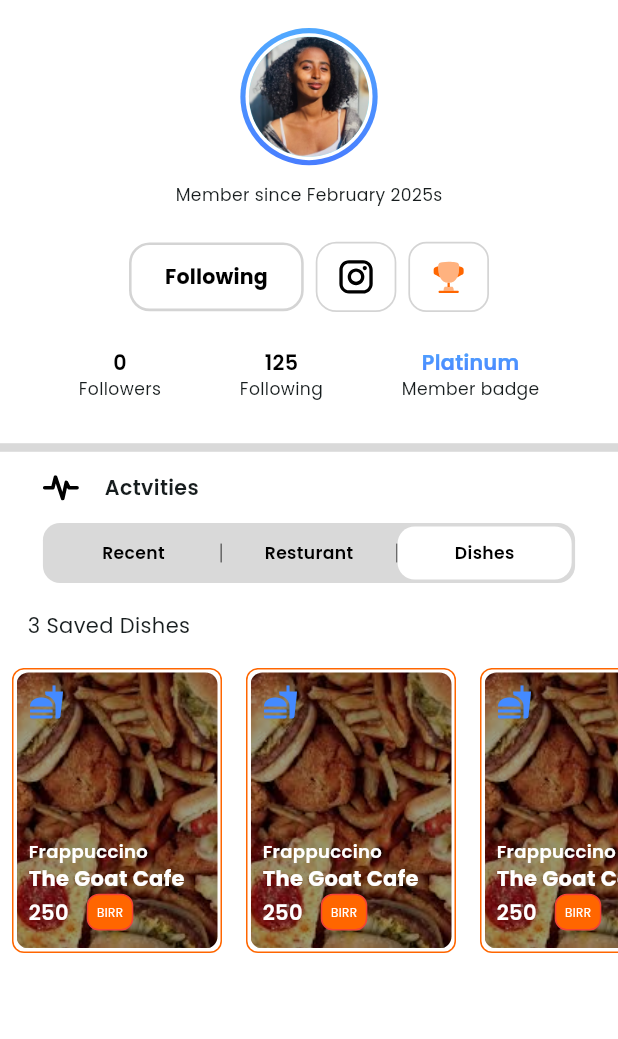
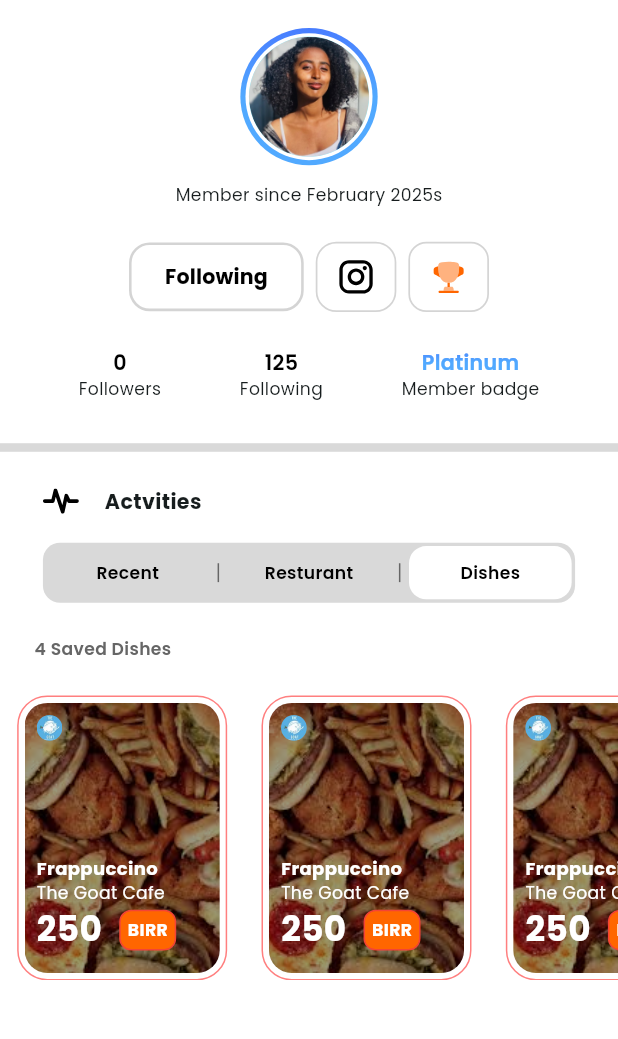
Before and after one commit to besufkad-ayele/flutter_test, a Flutter app: the Profile screen opened directly, after a tap on "Follow", after a tap on "Resturant", after a tap on "Dishes", on a phone screen of 412 x 824 dp, the part 56-1095 px from its top. Run offline on Flutter 3.47's test engine with Material 3 defaults, Android fonts, the phone set to English and light mode, and no system bars; our stand-ins replace carousel_slider, flutter_riverpod, flutter_screenutil, flutter_svg, gap; missing offline and left inert: dart:ffi.

Commit message:
todays first commite

```diff
--- a/lib/Feature/profile/bottomsheet_content.dart
+++ b/lib/Feature/profile/bottomsheet_content.dart
@@ -1,8 +1,6 @@
 // ignore_for_file: prefer_const_constructors
 
-import 'package:chapter_one/Feature/onBoarding/WelcomePage.dart';
 import 'package:chapter_one/core/constant/constants.dart';
-import 'package:chapter_one/core/shared/buttons/follow_button.dart';
 import 'package:flutter/material.dart';
 import 'package:flutter_screenutil/flutter_screenutil.dart';
 import 'package:flutter_svg/svg.dart';
--- a/lib/Feature/profile/dishes.dart
+++ b/lib/Feature/profile/dishes.dart
@@ -1,6 +1,8 @@
+import 'package:chapter_one/core/constant/appgradiant.dart';
 import 'package:chapter_one/core/constant/constants.dart';
 import 'package:flutter/material.dart';
 import 'package:flutter_screenutil/flutter_screenutil.dart';
+import 'package:flutter_svg/svg.dart';
 import 'package:gap/gap.dart';
 
 class DishesPage extends StatelessWidget {
@@ -10,16 +12,23 @@ class DishesPage extends StatelessWidget {
   Widget build(BuildContext context) {
     return Column(
       children: [
+        Gap(20.h),
         Padding(
-          padding: EdgeInsets.all(16.0).r,
-          child: const Align(
+          padding: EdgeInsets.only(left: 20.0).r,
+          child: Align(
             alignment: Alignment.topLeft,
             child: Text(
-              '3 Saved Dishes',
-              textAlign: TextAlign.start,
+              '4 Saved Dishes',
+              style: TextStyle(
+                fontSize: 10.sp,
+                fontWeight: FontWeight.w600,
+                color: AppColors.darkGrayColor,
+              ),
+              textAlign: TextAlign.left,
             ),
           ),
         ),
+        Gap(20.h),
         SingleChildScrollView(
           scrollDirection: Axis.horizontal,
           child: Row(
@@ -27,13 +36,14 @@ class DishesPage extends StatelessWidget {
               return Container(
                 width: 140,
                 height: 190,
-                margin: const EdgeInsets.symmetric(horizontal: 8.0),
+                margin: const EdgeInsets.symmetric(horizontal: 10.0).r,
                 decoration: BoxDecoration(
-                  border: Border.all(color: AppColors.primaryColor),
-                  borderRadius: BorderRadius.circular(8.0),
+                  border:
+                      Border.all(color: AppColors.borderColor.withOpacity(0.5)),
+                  borderRadius: BorderRadius.circular(20.0),
                 ),
                 child: Container(
-                  margin: const EdgeInsets.all(2.0),
+                  margin: const EdgeInsets.all(4.0),
                   decoration: BoxDecoration(
                     color: Colors.white,
                     image: DecorationImage(
@@ -46,21 +56,28 @@ class DishesPage extends StatelessWidget {
                       ),
                       fit: BoxFit.cover,
                     ),
-                    borderRadius: BorderRadius.circular(8.0),
+                    borderRadius: BorderRadius.circular(15.0),
                   ),
                   child: Stack(
                     children: [
-                      const Positioned(
+                      Positioned(
                         top: 8,
                         left: 8,
-                        child: Icon(Icons.fastfood, color: Colors.blueAccent),
-                        //here you can add your icon
+                        child: ClipRRect(
+                          borderRadius: BorderRadius.circular(12),
+                          child: Image.asset(
+                            'assets/images/goat.jpg',
+                            fit: BoxFit.cover,
+                            width: 15.w,
+                            height: 15.h,
+                          ),
+                        ),
+
                         // SvgPicture.asset(
-                        //   'assets/icons/person.svg',
+                        //   'assets/images/goat.jpg',
                         //   width: 24,
                         //   height: 24,
-                        //   color: AppColors
-                        //       .primaryColor, // Optional: Change icon color
+                        //   color: AppColors.primaryColor,
                         // ),
                       ),
                       Positioned(
@@ -75,27 +92,25 @@ class DishesPage extends StatelessWidget {
                               style: TextStyle(
                                   color: Colors.white,
                                   fontSize: 12,
-                                  fontWeight: FontWeight.w600),
+                                  fontWeight: FontWeight.w700),
                             ),
                             Text(
                               'The Goat Cafe',
                               style: TextStyle(
-                                  fontSize: 14,
-                                  fontWeight: FontWeight.bold,
-                                  color: Colors.white),
+                                  fontSize: 10.sp, color: Colors.white),
                             ),
                             Row(
                               children: [
                                 Text(
                                   '250',
                                   style: TextStyle(
-                                      fontSize: 14,
+                                      fontSize: 20.sp,
                                       color: Colors.white,
-                                      fontWeight: FontWeight.w600),
+                                      fontWeight: FontWeight.w700),
                                 ),
-                                Gap(12),
+                                Gap(10.w),
                                 Container(
-                                  padding: EdgeInsets.all(5).r,
+                                  padding: EdgeInsets.all(4).r,
                                   decoration: BoxDecoration(
                                     color: AppColors.primaryColor,
                                     border: Border.all(
@@ -107,7 +122,8 @@ class DishesPage extends StatelessWidget {
                                   child: Text(
                                     'BIRR',
                                     style: TextStyle(
-                                      fontSize: 7.sp,
+                                      fontSize: 10.sp,
+                                      fontWeight: FontWeight.bold,
                                       color: Colors.white,
                                     ),
                                   ),
--- a/lib/Feature/profile/profile.dart
+++ b/lib/Feature/profile/profile.dart
@@ -195,7 +195,7 @@ class Profile extends ConsumerWidget {
             color: AppColors.lightGrayColor,
           ),
           Padding(
-            padding: EdgeInsets.only(left: 25, top: 6, bottom: 10).w,
+            padding: EdgeInsets.only(left: 25, top: 12.h, bottom: 12.h).w,
             child: Row(
               mainAxisAlignment: MainAxisAlignment.start,
               children: [
@@ -209,7 +209,7 @@ class Profile extends ConsumerWidget {
                 Text(
                   "Actvities",
                   style:
-                      TextStyle(fontWeight: FontWeight.w600, fontSize: 12.sp),
+                      TextStyle(fontWeight: FontWeight.w700, fontSize: 12.sp),
                 )
               ],
             ),
--- a/lib/Feature/profile/recent.dart
+++ b/lib/Feature/profile/recent.dart
@@ -18,7 +18,9 @@ class RecentPage extends StatelessWidget {
           crossAxisAlignment:
               CrossAxisAlignment.start, // Aligns children to the left
           children: [
-            Text(
+            Padding(
+              padding: EdgeInsets.only(left: 25.w),
+              child: Text(
                 '2 Reviewed Restaurants',
                 style: TextStyle(
                   fontSize: 10.sp,
@@ -26,6 +28,7 @@ class RecentPage extends StatelessWidget {
                   color: AppColors.darkGrayColor,
                 ),
                 textAlign: TextAlign.left,
+              ),
             ),
             Gap(12.h),
             ReviewCard(),
@@ -99,7 +102,7 @@ class ReviewCard extends StatelessWidget {
               children: [
                 Row(
                   mainAxisAlignment: MainAxisAlignment.spaceBetween,
-                  crossAxisAlignment: CrossAxisAlignment.start,
+                  crossAxisAlignment: CrossAxisAlignment.center,
                   children: [
                     Text(
                       'Lidya Tesfaye',
@@ -109,11 +112,14 @@ class ReviewCard extends StatelessWidget {
                         color: AppColors.blackColor,
                       ),
                     ),
-                    Gap(10.w),
-                    Divider(
-                      color: const Color.fromARGB(162, 124, 27, 27),
-                      thickness: 10,
-                      height: 20.h,
+                    Container(
+                      width: 3.w,
+                      height: 3.h,
+                      margin: EdgeInsets.only(right: 5.w, left: 5.w),
+                      decoration: BoxDecoration(
+                        color: AppColors.lightGrayColor,
+                        borderRadius: BorderRadius.circular(5.r),
+                      ),
                     ),
                     SvgPicture.asset(
                       'assets/icons/review.svg',
@@ -194,8 +200,7 @@ class ReviewCard extends StatelessWidget {
           'The food was delicious and well-prepared, with a perfect balance of flavors.',
           style: TextStyle(
             fontSize: 12.sp,
-            fontWeight: FontWeight.w400,
-            color: AppColors.darkGrayColor,
+            color: AppColors.blackColor,
           ),
         ),
         Gap(15.h),
--- a/lib/Feature/profile/resturant.dart
+++ b/lib/Feature/profile/resturant.dart
@@ -1,4 +1,6 @@
 // ignore_for_file: prefer_const_constructors
+
+import 'dart:ffi';
 
 import 'package:carousel_slider/carousel_slider.dart';
 import 'package:chapter_one/core/Provider/riverpod.dart';
@@ -22,7 +24,9 @@ class ResturantPage extends ConsumerWidget {
       child: Column(
         crossAxisAlignment: CrossAxisAlignment.start,
         children: [
-          Text(
+          Padding(
+            padding: const EdgeInsets.only(left: 30.0, bottom: 20, top: 20).r,
+            child: Text(
               '2 Reviewed Restaurants',
               style: TextStyle(
                 fontSize: 10.sp,
@@ -30,6 +34,7 @@ class ResturantPage extends ConsumerWidget {
                 color: AppColors.darkGrayColor,
               ),
               textAlign: TextAlign.left,
+            ),
           ),
           Gap(12.h),
           ResturantCard(),
@@ -50,7 +55,7 @@ class ResturantCard extends ConsumerWidget {
   Widget build(BuildContext context, WidgetRef ref) {
     final images = ref.watch(riverpodFollowingButton).foodImages;
     return Container(
-      padding: EdgeInsets.all(12.h),
+      padding: EdgeInsets.all(5.h),
       width: 320.w,
       decoration: BoxDecoration(
         borderRadius: BorderRadius.circular(25.r),
@@ -88,9 +93,9 @@ class ResturantCard extends ConsumerWidget {
                       autoPlay: true,
                       autoPlayInterval: const Duration(seconds: 3),
                       autoPlayAnimationDuration:
-                          const Duration(milliseconds: 800),
+                          const Duration(milliseconds: 1),
                       autoPlayCurve: Curves.fastOutSlowIn,
-                      enlargeCenterPage: true,
+                      enlargeCenterPage: false,
                       viewportFraction: 1.0,
                       onPageChanged: (index, reason) {
                         // Handle page change if needed
@@ -98,13 +103,15 @@ class ResturantCard extends ConsumerWidget {
                     ),
                     itemCount: images.length,
                     itemBuilder: (context, index, realIndex) {
+                      ref.watch(riverpodFollowingButton).currentRealIndex =
+                          realIndex;
                       return Container(
                         width: 320.w,
                         height: 150.h,
                         decoration: BoxDecoration(
                           borderRadius: BorderRadius.only(
-                            topLeft: Radius.circular(25.r),
-                            topRight: Radius.circular(25.r),
+                              // topLeft: Radius.circular(25.r),
+                              // topRight: Radius.circular(25.r),
                               ),
                           image: DecorationImage(
                             image: AssetImage(images[index]),
@@ -118,7 +125,17 @@ class ResturantCard extends ConsumerWidget {
                     bottom: 10.h,
                     left: 0,
                     right: 0,
+                    child: Center(
+                      child: Container(
+                        margin: EdgeInsets.symmetric(vertical: 4.h),
+                        padding: EdgeInsets.symmetric(
+                            vertical: 4.h, horizontal: 8.w),
+                        decoration: BoxDecoration(
+                          color: Colors.black.withOpacity(0.5),
+                          borderRadius: BorderRadius.circular(12.r),
+                        ),
                         child: Row(
+                          mainAxisSize: MainAxisSize.min,
                           mainAxisAlignment: MainAxisAlignment.center,
                           children: List.generate(
                             images.length,
@@ -128,7 +145,14 @@ class ResturantCard extends ConsumerWidget {
                               margin: EdgeInsets.symmetric(horizontal: 4.w),
                               decoration: BoxDecoration(
                                 shape: BoxShape.circle,
-                            color: Colors.white.withOpacity(0.8),
+                                color: index ==
+                                        ref
+                                            .watch(riverpodFollowingButton)
+                                            .currentRealIndex
+                                    ? Colors.white
+                                    : Colors.white.withOpacity(0.5),
+                              ),
+                            ),
                           ),
                         ),
                       ),
@@ -138,12 +162,16 @@ class ResturantCard extends ConsumerWidget {
                     top: 10.h,
                     right: 11.w,
                     child: Container(
-                      width: 30.w,
-                      height: 30.h,
-                      padding: EdgeInsets.all(4).r,
+                      width: 35.w,
+                      height: 35.h,
+                      padding: EdgeInsets.all(8).r,
                       decoration: BoxDecoration(
-                        color: AppColors.buttonColor,
-                        borderRadius: BorderRadius.circular(12.r),
+                        color: AppColors.button_background.withOpacity(0.75),
+                        border: Border.all(
+                          color: AppColors.primaryColor.withOpacity(0.5),
+                          width: 1,
+                        ),
+                        borderRadius: BorderRadius.circular(25.r),
                       ),
                       child: SvgPicture.asset(
                         'assets/icons/check.svg',
--- a/lib/core/Provider/model/riverpod_button_model.dart
+++ b/lib/core/Provider/model/riverpod_button_model.dart
@@ -1,4 +1,3 @@
-import 'package:chapter_one/Feature/profile/bottomsheet_content.dart';
 import 'package:flutter/material.dart';
 
 class RiverpodButtonState extends ChangeNotifier {
@@ -13,6 +12,9 @@ class RiverpodButtonState extends ChangeNotifier {
     "assets/images/food1.png",
     "assets/images/food2.jpg",
   ];
+      int currentRealIndex = 0;
+
+
   void toggleSelectedIndex(int index) {
     selectedIndex = index;
     notifyListeners();
--- a/lib/core/constant/appgradiant.dart
+++ b/lib/core/constant/appgradiant.dart
@@ -55,12 +55,21 @@ class AppGradients {
   );
   static const LinearGradient platinumGradiant = LinearGradient(
     colors: [
+      Color(0xff487dff),
       Color(0xFF51a9ff),
-      Color(0xff487dff),
     ],
     begin: Alignment.topCenter,
-    end: Alignment.bottomCenter,
+    end: Alignment.center,
   );
+  static const LinearGradient BorderGradiant = LinearGradient(
+    colors: [
+      Color(0xfffbce0f),
+      Color(0xFFff9800),
+    ],
+    begin: Alignment.topCenter,
+    end: Alignment.center,
+  );
+
   static const LinearGradient blackGradiant = LinearGradient(
     colors: [
       Color.fromARGB(255, 246, 217, 217),
--- a/lib/core/shared/buttons/custom_tabBar.dart
+++ b/lib/core/shared/buttons/custom_tabBar.dart
@@ -32,12 +32,15 @@ class CustomTabBar extends ConsumerWidget {
           tabs.length * 2 - 1,
           (index) {
             if (index.isOdd) {
-              return VerticalDivider(
-                color: AppColors.darkGrayColor,
-                thickness: 1,
-                width: 1,
-                indent: 10.r,
-                endIndent: 10.r,
+            return Container(
+                margin: EdgeInsets.symmetric(horizontal: 5.w),
+                child: VerticalDivider(
+                  color: AppColors.darkGrayColor,
+                  thickness: 1,
+                  width: 1,
+                  indent: 10.r,
+                  endIndent: 10.r,
+                ),
               );
             } else {
               return Expanded(child: _buildTab(index ~/ 2));
--- a/lib/core/shared/buttons/follow_button.dart
+++ b/lib/core/shared/buttons/follow_button.dart
@@ -75,7 +75,9 @@ class FollowButton extends ConsumerWidget {
           : Text(
               isFollowing ? "Following" : label,
               style: TextStyle(
-                color: AppColors.blackColor,
+                color: isFollowing
+                    ? AppColors.blackColor
+                    : AppColors.textWhiteColor,
                 fontWeight: FontWeight.w700,
                 fontSize: 12.r,
               ),
```
Also changed, not shown: assets/images/burger.jpg (renamed from assets/images/image4.jpg), assets/images/goat.jpg (added). Lines whose indentation alone changed are shown as unchanged.
